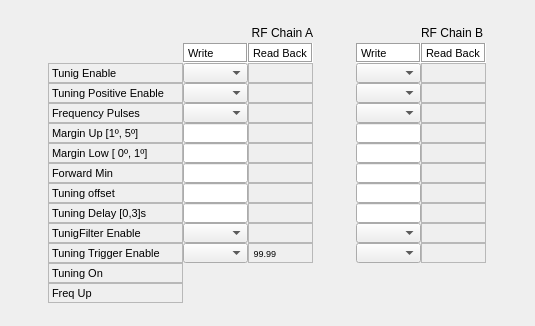
Above: src/llrfgui/widgets/autotuning/ui/AutoTuning.ui from amilan/app-maxiv-llrfexpert before the change. Below: the same form after it.
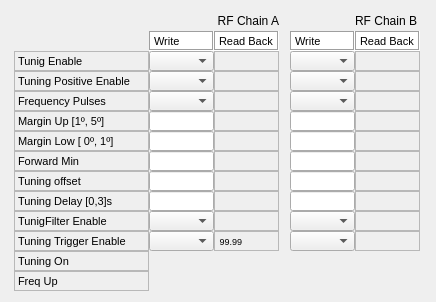
That is the form after the change. Custom widgets are drawn as their Qt base class.

Commit message:
Scrollable area added.
An scroll area has been added to each widget.

What changed in the file:
```diff
--- a/src/llrfgui/widgets/autotuning/ui/AutoTuning.ui
+++ b/src/llrfgui/widgets/autotuning/ui/AutoTuning.ui
@@ -6,14 +6,38 @@
    <rect>
     <x>0</x>
     <y>0</y>
-    <width>535</width>
-    <height>326</height>
+    <width>436</width>
+    <height>302</height>
    </rect>
   </property>
   <property name="windowTitle">
    <string>Form</string>
   </property>
   <layout class="QGridLayout" name="gridLayout">
+   <property name="margin">
+    <number>0</number>
+   </property>
+   <property name="spacing">
+    <number>0</number>
+   </property>
+   <item row="0" column="0">
+    <widget class="QScrollArea" name="scrollArea">
+     <property name="frameShape">
+      <enum>QFrame::NoFrame</enum>
+     </property>
+     <property name="widgetResizable">
+      <bool>true</bool>
+     </property>
+     <widget class="QWidget" name="scrollAreaWidgetContents">
+      <property name="geometry">
+       <rect>
+        <x>0</x>
+        <y>0</y>
+        <width>436</width>
+        <height>302</height>
+       </rect>
+      </property>
+      <layout class="QGridLayout" name="gridLayout_2">
    <item row="0" column="0">
     <layout class="QGridLayout" name="_2">
      <property name="spacing">
@@ -2080,6 +2104,10 @@
       </widget>
      </item>
     </layout>
+       </item>
+      </layout>
+     </widget>
+    </widget>
    </item>
   </layout>
  </widget>
```
Lines whose indentation alone changed are shown as unchanged. The commit also changes 24 other files.
